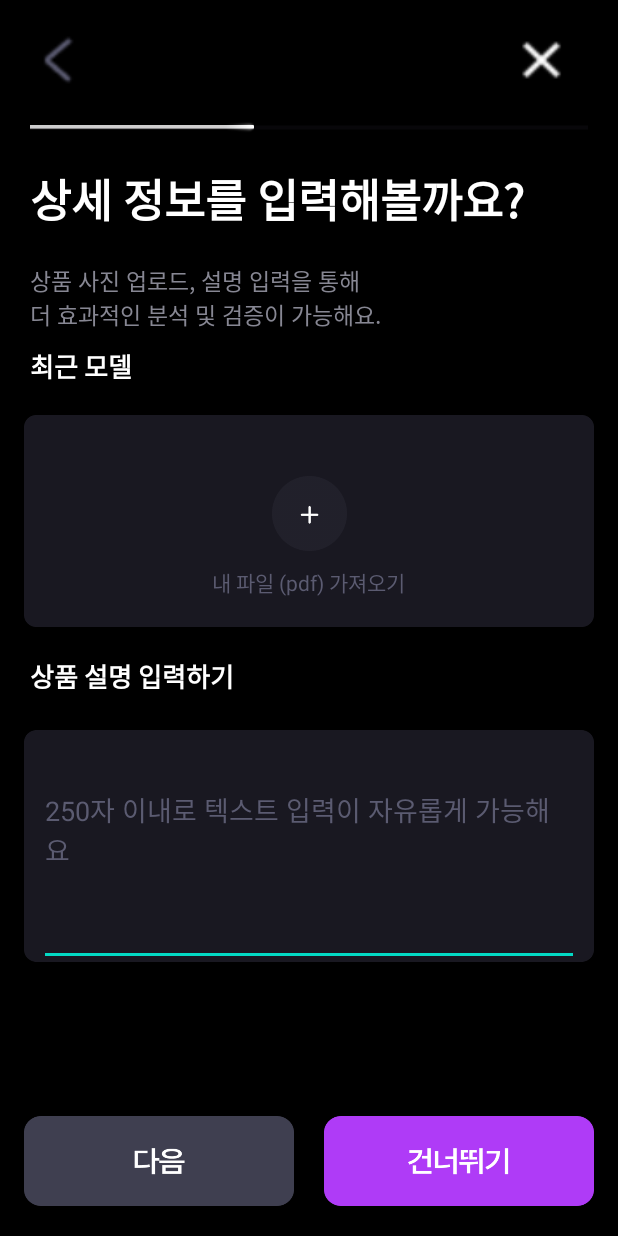
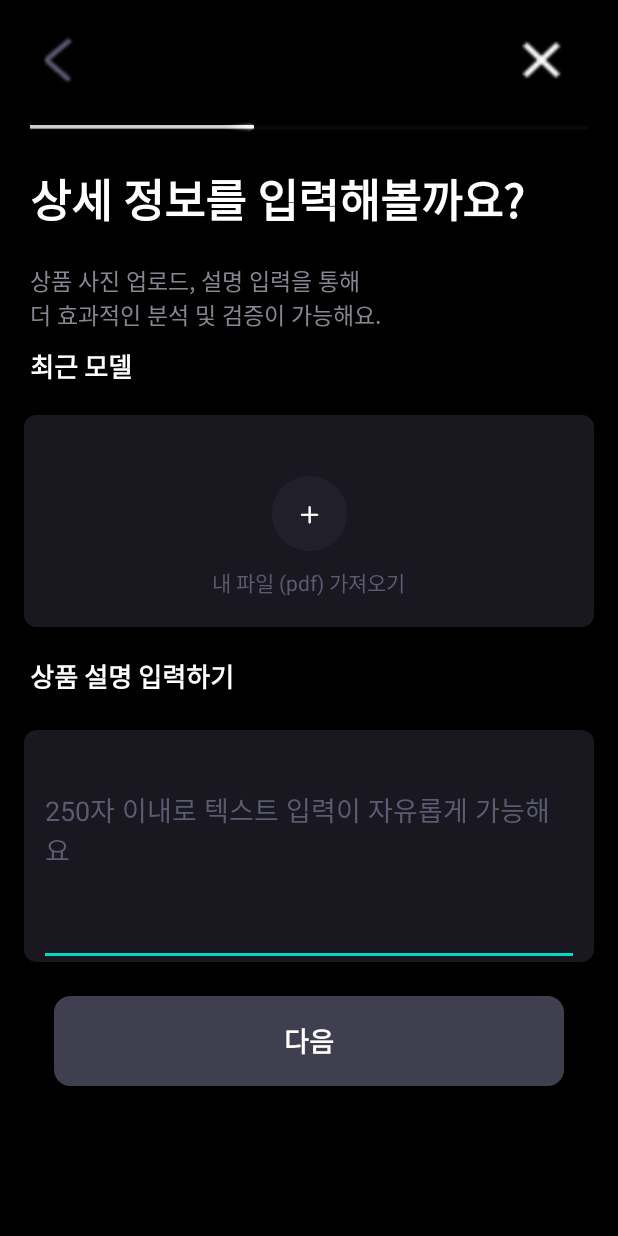
Before and after one commit to Kusitms-29th-SoulLive-B/Frontend, an Android app: the DoVerifyActivity2 screen opened directly, with no data from a screen before it, on a phone screen of 412 x 824 dp. Run offline under Robolectric (Android 15) with nearby library versions, the light colour scheme and no system bars.

Commit message:
[add] 가이드 레이아웃

```diff
--- a/app/src/main/java/com/example/soullive/DoVerifyActivity2.kt
+++ b/app/src/main/java/com/example/soullive/DoVerifyActivity2.kt
@@ -2,6 +2,8 @@ package com.example.soullive
 
 import android.content.Intent
 import android.os.Bundle
+import android.text.Editable
+import android.text.TextWatcher
 import androidx.appcompat.app.AppCompatActivity
 import com.example.soullive.databinding.ActivityDoverify1Binding
 import com.example.soullive.databinding.ActivityDoverify2Binding
@@ -20,5 +22,30 @@ class DoVerifyActivity2 : AppCompatActivity() {
             finish()
         }
 
+        binding.detailEt.addTextChangedListener(textWatcher)
+
+        binding.nextVerify2Btn.setOnClickListener {
+
+        }
+
+
+    }
+
+    private val textWatcher = object : TextWatcher {
+        override fun beforeTextChanged(s: CharSequence?, start: Int, count: Int, after: Int) {}
+
+        override fun onTextChanged(s: CharSequence?, start: Int, before: Int, count: Int) {
+            // 이메일이 입력되었을 때
+            if (binding.detailEt.text.isNotEmpty()) {
+                // 버튼의 배경 변경
+                binding.nextVerify2Btn.setBackgroundResource(R.drawable.main_btn)
+                binding.nextVerify2Btn.isEnabled = true // 버튼 활성화
+            } else {
+                binding.nextVerify2Btn.setBackgroundResource(R.drawable.gray_btn)
+                binding.nextVerify2Btn.isEnabled = false // 버튼 비활성화
+            }
+        }
+
+        override fun afterTextChanged(s: Editable?) {}
     }
 }
--- a/app/src/main/res/layout/activity_doverify2.xml
+++ b/app/src/main/res/layout/activity_doverify2.xml
@@ -105,14 +105,15 @@
 
 
     <TextView
+        android:id="@+id/textView5"
         android:layout_width="wrap_content"
         android:layout_height="wrap_content"
+        android:layout_marginTop="10dp"
         android:text="내 파일 (pdf) 가져오기"
         android:textColor="#5B5B71"
         app:layout_constraintEnd_toEndOf="parent"
         app:layout_constraintStart_toStartOf="parent"
-        app:layout_constraintTop_toBottomOf="@+id/addFile_ib"
-        android:layout_marginTop="10dp"/>
+        app:layout_constraintTop_toBottomOf="@+id/addFile_ib" />
 
     <TextView
         android:id="@+id/textView4"
@@ -148,32 +149,18 @@
         app:layout_constraintTop_toTopOf="@+id/imageView2" />
 
 
-
-    <LinearLayout
-        android:layout_width="match_parent"
-        android:layout_height="wrap_content"
-        android:gravity="center"
-        app:layout_constraintBottom_toBottomOf="parent"
+    <androidx.appcompat.widget.AppCompatButton
+        android:id="@+id/next_verify2_btn"
+        android:layout_width="340dp"
+        android:layout_height="60dp"
+        android:background="@drawable/gray_btn"
+        android:enabled="false"
+        android:text="다음"
+        android:textColor="@color/white"
+        android:textSize="18dp"
+        android:textStyle="bold"
         app:layout_constraintEnd_toEndOf="parent"
         app:layout_constraintStart_toStartOf="parent"
-        android:layout_marginBottom="20dp">
-
-
-        <androidx.appcompat.widget.AppCompatButton
-            android:id="@+id/next_verify2_btn"
-            android:layout_width="180dp"
-            android:layout_height="60dp"
-            android:background="@drawable/next2_verify"
-            android:enabled="false" />
-
-        <androidx.appcompat.widget.AppCompatButton
-            android:id="@+id/skip_verify2_btn"
-            android:layout_width="180dp"
-            android:layout_height="60dp"
-            android:layout_marginLeft="20dp"
-            android:background="@drawable/skip_verify"
-            android:enabled="false" />
-
-    </LinearLayout>
+        app:layout_constraintTop_toBottomOf="@+id/imageView2" />
 
 </androidx.constraintlayout.widget.ConstraintLayout>
```
Also changed, not shown: app/src/main/res/layout/activity_guide_verify.xml (added, +125 -0 lines), app/src/main/res/drawable/check_verify.png (added), app/src/main/res/drawable/need_verify.png (added), app/src/main/res/drawable/skipguide_verify.png (added), 1 other file.
